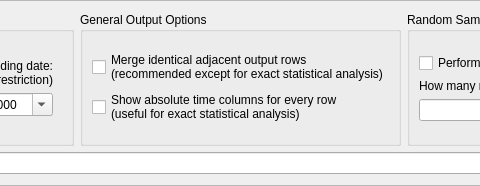
First picture: the form in NewGeneUI/NewGene/Widgets/CreateOutput/GenerateOutput/optionsbox.ui, repository daniel347x/newgene, before the edit; both pictures show x 205 to 685 and y 0 to 186 of the 915 by 186 pixel window.
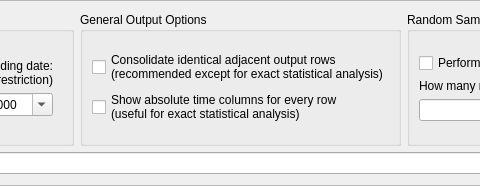
Second picture: the form after the edit. Custom widgets are drawn as their Qt base class.

What changed in the file:
```diff
--- a/NewGeneUI/NewGene/Widgets/CreateOutput/GenerateOutput/optionsbox.ui
+++ b/NewGeneUI/NewGene/Widgets/CreateOutput/GenerateOutput/optionsbox.ui
@@ -225,7 +225,7 @@
         <item>
          <widget class="QCheckBox" name="mergeIdenticalRows">
           <property name="text">
-           <string>Merge identical adjacent output rows
+           <string>Consolidate identical adjacent output rows
 (recommended except for exact statistical analysis)</string>
           </property>
          </widget>
```
